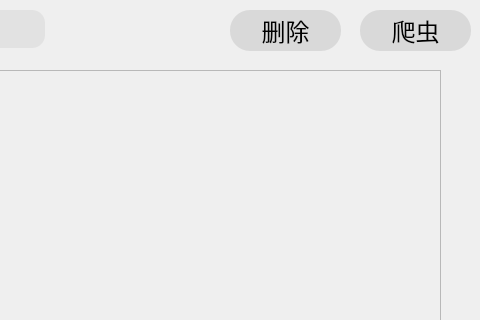
Above: qt/SatffModify.ui from luaming/Traffic-consultation-system before the change; both pictures show x 320 to 800 and y 0 to 320 of the 800 by 500 pixel window. Below: the same form after it.
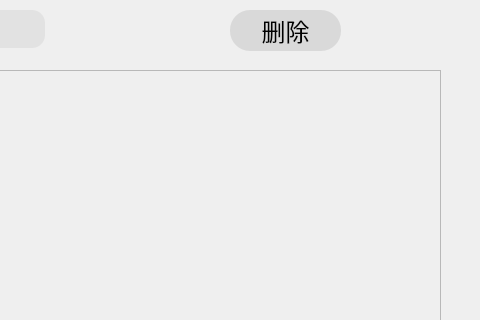
That is the form after the change. Icons and pictures are not drawn.

Diff of the .ui file:
```diff
--- a/qt/SatffModify.ui
+++ b/qt/SatffModify.ui
@@ -274,57 +274,6 @@
      </size>
     </property>
    </widget>
-   <widget class="QPushButton" name="stfbtnCrawler">
-    <property name="geometry">
-     <rect>
-      <x>680</x>
-      <y>10</y>
-      <width>111</width>
-      <height>41</height>
-     </rect>
-    </property>
-    <property name="sizePolicy">
-     <sizepolicy hsizetype="Minimum" vsizetype="Minimum">
-      <horstretch>0</horstretch>
-      <verstretch>0</verstretch>
-     </sizepolicy>
-    </property>
-    <property name="minimumSize">
-     <size>
-      <width>0</width>
-      <height>9</height>
-     </size>
-    </property>
-    <property name="font">
-     <font>
-      <family>微软雅黑</family>
-      <pointsize>18</pointsize>
-     </font>
-    </property>
-    <property name="cursor">
-     <cursorShape>PointingHandCursor</cursorShape>
-    </property>
-    <property name="layoutDirection">
-     <enum>Qt::LeftToRight</enum>
-    </property>
-    <property name="styleSheet">
-     <string notr="true">*{
-background-color:#d9d9d9;
-border-radius: 20px;
-}
-QPushButton:pressed{  background-color: #bebebe;}
-</string>
-    </property>
-    <property name="text">
-     <string>爬虫</string>
-    </property>
-    <property name="iconSize">
-     <size>
-      <width>20</width>
-      <height>20</height>
-     </size>
-    </property>
-   </widget>
    <widget class="QScrollArea" name="scrollArea">
     <property name="geometry">
      <rect>
```
